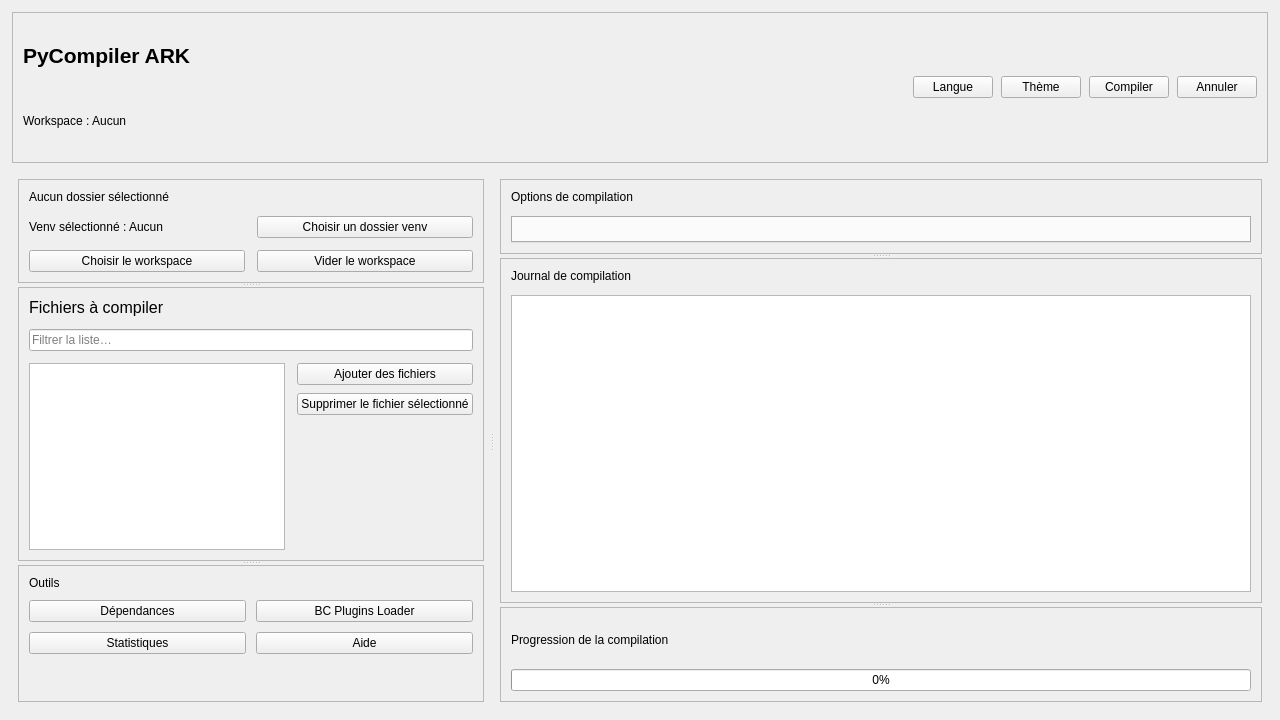
Old version of the form ui/ui_design.ui in the repository raidos23/PyCompiler_ARK.
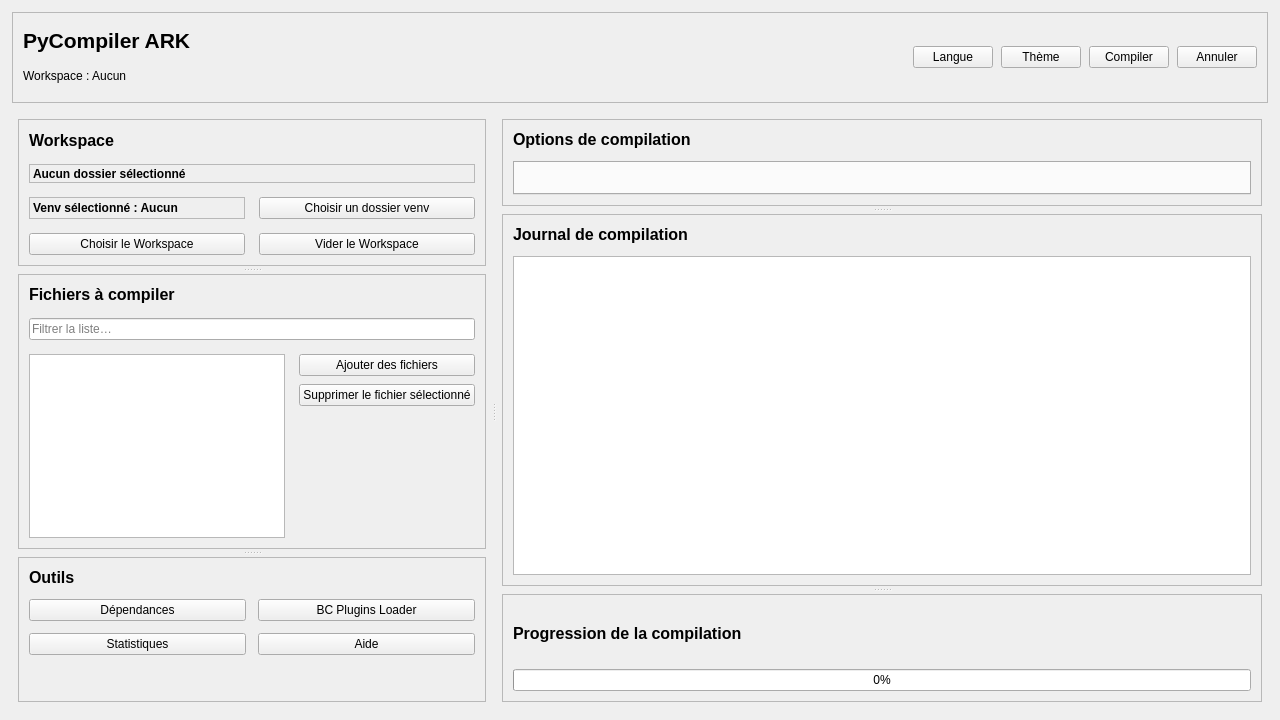
New version of the form.

Patch:
```diff
--- a/ui/ui_design.ui
+++ b/ui/ui_design.ui
@@ -194,6 +194,9 @@
          <property name="orientation">
           <enum>Qt::Orientation::Vertical</enum>
          </property>
+         <property name="handleWidth">
+          <number>8</number>
+         </property>
          <widget class="QFrame" name="frame_workspace">
           <property name="frameShape">
            <enum>QFrame::Shape::StyledPanel</enum>
@@ -212,46 +215,93 @@
             <number>10</number>
            </property>
            <property name="spacing">
-            <number>12</number>
+            <number>14</number>
            </property>
            <item row="0" column="0" colspan="2">
+            <widget class="QLabel" name="label_workspace_section">
+             <property name="font">
+              <font>
+               <pointsize>12</pointsize>
+               <bold>true</bold>
+              </font>
+             </property>
+             <property name="text">
+              <string>Workspace</string>
+             </property>
+            </widget>
+           </item>
+           <item row="1" column="0" colspan="2">
             <widget class="QLabel" name="label_folder">
+             <property name="font">
+              <font>
+               <bold>true</bold>
+              </font>
+             </property>
+             <property name="frameShape">
+              <enum>QFrame::Shape::StyledPanel</enum>
+             </property>
+             <property name="frameShadow">
+              <enum>QFrame::Shadow::Sunken</enum>
+             </property>
+             <property name="margin">
+              <number>4</number>
+             </property>
+             <property name="wordWrap">
+              <bool>true</bool>
+             </property>
              <property name="text">
               <string>Aucun dossier sélectionné</string>
              </property>
             </widget>
            </item>
-           <item row="1" column="0">
+           <item row="2" column="0">
             <widget class="QLabel" name="venv_label">
+             <property name="font">
+              <font>
+               <bold>true</bold>
+              </font>
+             </property>
+             <property name="frameShape">
+              <enum>QFrame::Shape::StyledPanel</enum>
+             </property>
+             <property name="frameShadow">
+              <enum>QFrame::Shadow::Sunken</enum>
+             </property>
+             <property name="margin">
+              <number>4</number>
+             </property>
+             <property name="wordWrap">
+              <bool>true</bool>
+             </property>
              <property name="text">
               <string>Venv sélectionné : Aucun</string>
              </property>
             </widget>
            </item>
-           <item row="1" column="1">
+           <item row="2" column="1">
             <widget class="QPushButton" name="venv_button">
              <property name="text">
               <string>Choisir un dossier venv</string>
              </property>
             </widget>
            </item>
-           <item row="2" column="0">
+           <item row="3" column="0">
             <widget class="QPushButton" name="btn_select_folder">
              <property name="toolTip">
               <string>Sélectionner le dossier de travail</string>
              </property>
              <property name="text">
-              <string>Choisir le workspace</string>
+              <string>Choisir le Workspace</string>
              </property>
             </widget>
            </item>
-           <item row="2" column="1">
+           <item row="3" column="1">
             <widget class="QPushButton" name="btn_clear_workspace">
              <property name="toolTip">
               <string>Vider la liste des fichiers et réinitialiser la sélection</string>
              </property>
              <property name="text">
-              <string>Vider le workspace</string>
+              <string>Vider le Workspace</string>
              </property>
             </widget>
            </item>
@@ -275,7 +325,7 @@
             <number>10</number>
            </property>
            <property name="spacing">
-            <number>12</number>
+            <number>14</number>
            </property>
            <item row="2" column="1">
             <layout class="QVBoxLayout" name="layout_file_actions">
@@ -348,7 +398,7 @@
              <property name="font">
               <font>
                <pointsize>12</pointsize>
-               <bold>false</bold>
+              <bold>true</bold>
               </font>
              </property>
              <property name="text">
@@ -379,7 +429,7 @@
             <number>10</number>
            </property>
            <property name="spacing">
-            <number>10</number>
+           <number>12</number>
            </property>
            <item row="2" column="0">
             <widget class="QPushButton" name="btn_show_stats">
@@ -436,6 +486,12 @@
            </item>
            <item row="0" column="0" colspan="2">
             <widget class="QLabel" name="label_tools">
+            <property name="font">
+             <font>
+              <pointsize>12</pointsize>
+              <bold>true</bold>
+             </font>
+            </property>
              <property name="text">
               <string>Outils</string>
              </property>
@@ -475,6 +531,9 @@
          <property name="orientation">
           <enum>Qt::Orientation::Vertical</enum>
          </property>
+        <property name="handleWidth">
+         <number>8</number>
+        </property>
          <widget class="QFrame" name="frame_options">
           <property name="frameShape">
            <enum>QFrame::Shape::StyledPanel</enum>
@@ -497,6 +556,12 @@
            </property>
            <item>
             <widget class="QLabel" name="label_options_section">
+            <property name="font">
+             <font>
+              <pointsize>12</pointsize>
+              <bold>true</bold>
+             </font>
+            </property>
              <property name="text">
               <string>Options de compilation</string>
              </property>
@@ -533,6 +598,12 @@
            </property>
            <item>
             <widget class="QLabel" name="label_logs_section">
+            <property name="font">
+             <font>
+              <pointsize>12</pointsize>
+              <bold>true</bold>
+             </font>
+            </property>
              <property name="text">
               <string>Journal de compilation</string>
              </property>
@@ -572,6 +643,12 @@
            </property>
            <item>
             <widget class="QLabel" name="label_progress">
+            <property name="font">
+             <font>
+              <pointsize>12</pointsize>
+              <bold>true</bold>
+             </font>
+            </property>
              <property name="text">
               <string>Progression de la compilation</string>
              </property>
```
Lines whose indentation alone changed are shown as unchanged.
